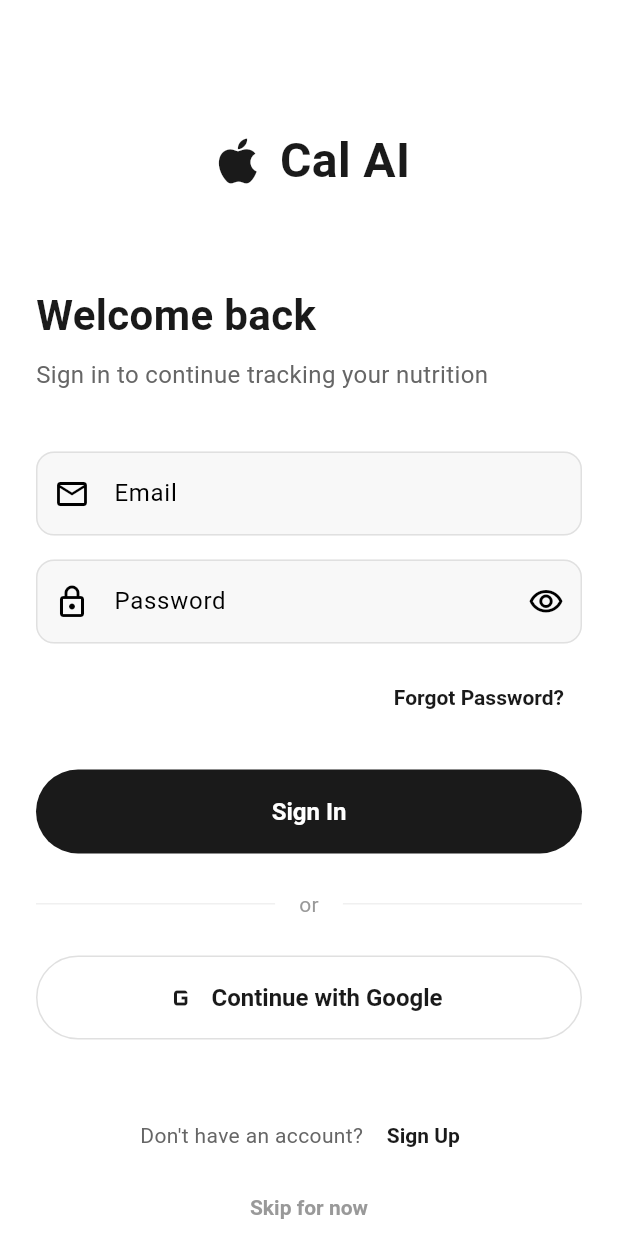
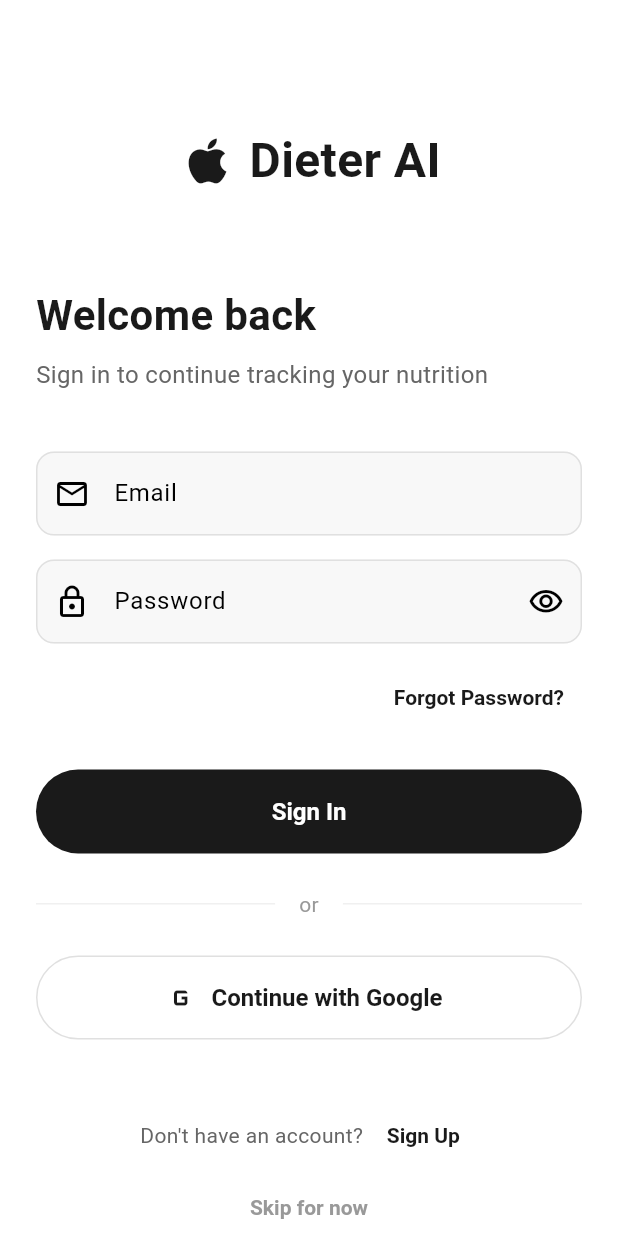
Before and after one commit to kernys/dieter, a Flutter app: the LoginScreen screen opened by its route, on a phone screen of 412 x 824 dp. Run offline on Flutter 3.47's test engine with Material 3 defaults, Android fonts, the phone set to English and light mode, and no system bars; our stand-ins replace cached_network_image, camera, fl_chart, flutter_riverpod, freezed_annotation, go_router and 3 more; accounts and stored records are empty; network calls fail.

Commit message:
Change app name

```diff
--- a/lib/app.dart
+++ b/lib/app.dart
@@ -11,7 +11,7 @@
     final router = ref.watch(routerProvider);
 
     return MaterialApp.router(
-      title: 'Cal AI',
+      title: 'Dieter AI',
       theme: AppTheme.lightTheme,
       routerConfig: router,
       debugShowCheckedModeBanner: false,
--- a/lib/core/constants/app_constants.dart
+++ b/lib/core/constants/app_constants.dart
@@ -2,7 +2,7 @@
   AppConstants._();
 
   // App Info
-  static const String appName = 'Cal AI';
+  static const String appName = 'Dieter AI';
   static const String appVersion = '1.0.0';
 
   // Default Goals
--- a/lib/features/auth/presentation/screens/login_screen.dart
+++ b/lib/features/auth/presentation/screens/login_screen.dart
@@ -80,7 +80,7 @@
                       ),
                       const SizedBox(width: 8),
                       const Text(
-                        'Cal AI',
+                        'Dieter AI',
                         style: TextStyle(
                           fontSize: 32,
                           fontWeight: FontWeight.bold,
--- a/lib/features/camera/presentation/screens/camera_screen.dart
+++ b/lib/features/camera/presentation/screens/camera_screen.dart
@@ -100,7 +100,7 @@
                           ),
                           const SizedBox(width: 8),
                           const Text(
-                            'Cal AI',
+                            'Dieter AI',
                             style: TextStyle(
                               color: Colors.white,
                               fontSize: 18,
--- a/lib/features/home/presentation/screens/home_screen.dart
+++ b/lib/features/home/presentation/screens/home_screen.dart
@@ -39,7 +39,7 @@
                         ),
                         const SizedBox(width: 8),
                         const Text(
-                          'Cal AI',
+                          'Dieter AI',
                           style: TextStyle(
                             fontSize: 22,
                             fontWeight: FontWeight.bold,
```
Also changed, not shown: 1 other file.
